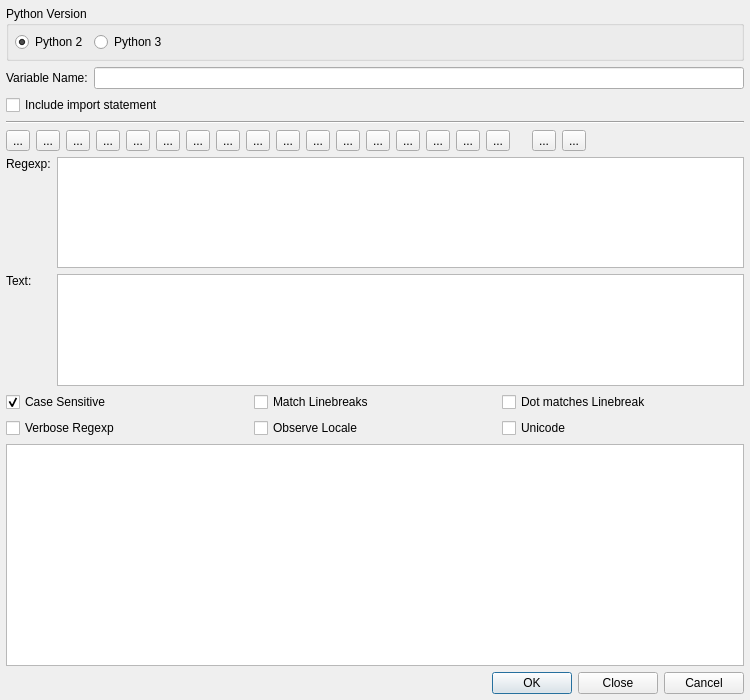
First picture: the form in Plugins/WizardPlugins/PyRegExpWizard/PyRegExpWizardDialog.ui, repository testmana2/test, before the edit.
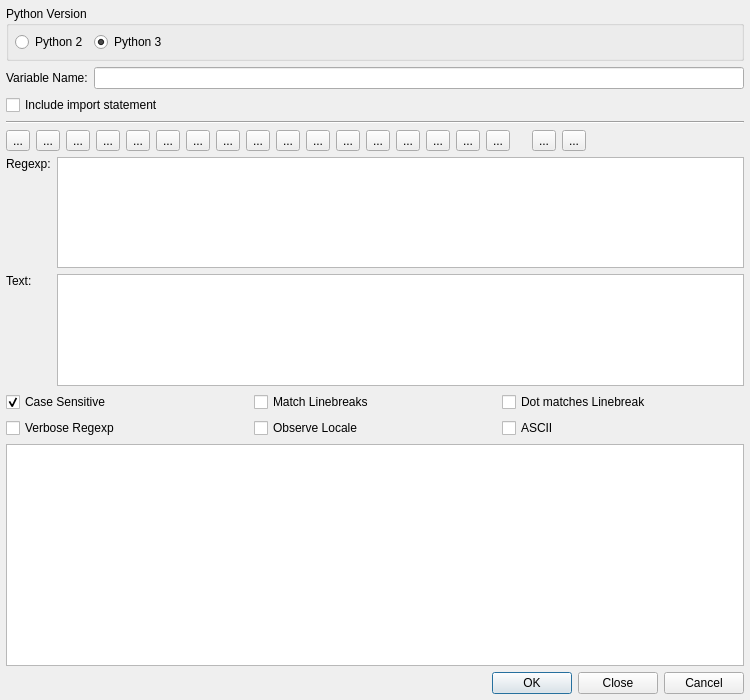
Second picture: the form after the edit.

Commit message: Changed the pyRegExpWizard to Python3 as default.

Patch:
```diff
--- a/Plugins/WizardPlugins/PyRegExpWizard/PyRegExpWizardDialog.ui
+++ b/Plugins/WizardPlugins/PyRegExpWizard/PyRegExpWizardDialog.ui
@@ -32,7 +32,7 @@
          <string>Python 2</string>
         </property>
         <property name="checked">
-         <bool>true</bool>
+         <bool>false</bool>
         </property>
        </widget>
       </item>
@@ -41,6 +41,9 @@
         <property name="text">
          <string>Python 3</string>
         </property>
+        <property name="checked">
+         <bool>true</bool>
+        </property>
        </widget>
       </item>
       <item>
@@ -485,7 +488,7 @@
        <item row="1" column="2">
         <widget class="QCheckBox" name="unicodeCheckBox">
          <property name="text">
-          <string>Unicode</string>
+          <string>ASCII</string>
          </property>
         </widget>
        </item>
```
The commit also changes 10 other files.
